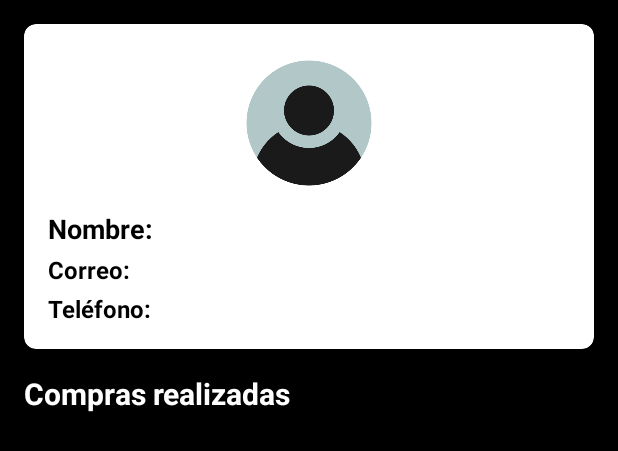
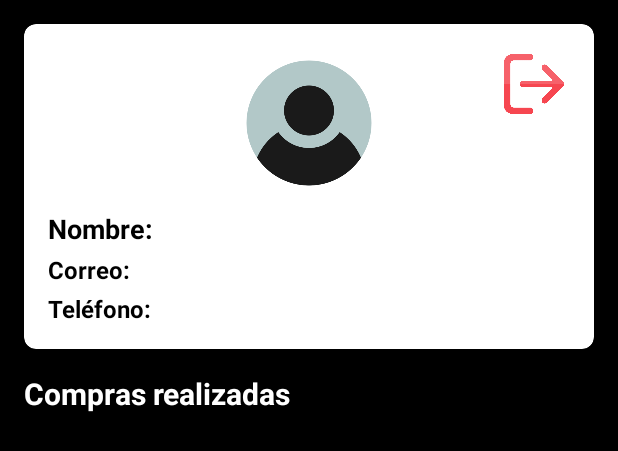
Before and after one commit to darwingpacheco/agroVenta, an Android app: the layout activity_detail_user.xml on its own in the app's theme, with its tools: preview values and no code run, on a phone screen of 412 x 824 dp. Shown: the top 451 px of the screen. Run offline under Robolectric (Android 15) with nearby library versions, the phone set to English and light mode, and no system bars.

Commit message:
Se implementa cerrar sesión

```diff
--- a/app/src/main/res/layout/activity_detail_user.xml
+++ b/app/src/main/res/layout/activity_detail_user.xml
@@ -20,6 +20,18 @@
             android:layout_marginBottom="16dp"
             app:cardCornerRadius="8dp"
             app:cardElevation="4dp">
+
+            <!-- Botón para cerrar sesión (ImageView) -->
+            <ImageView
+                android:id="@+id/logoutButton"
+                android:layout_width="40dp"
+                android:layout_height="40dp"
+                android:layout_alignParentEnd="true"
+                android:layout_marginTop="20dp"
+                android:layout_marginEnd="20dp"
+                android:background="?attr/selectableItemBackground"
+                android:layout_gravity="end"
+                android:src="@drawable/cerrar_sesion" />
 
             <LinearLayout
                 android:layout_width="match_parent"
```
Also changed, not shown: app/src/main/java/com/example/agroventa/Activity/DetailUser.java (+11 -0 lines), app/src/main/res/drawable/cerrar_sesion.png (added). Lines whose indentation alone changed are shown as unchanged.
